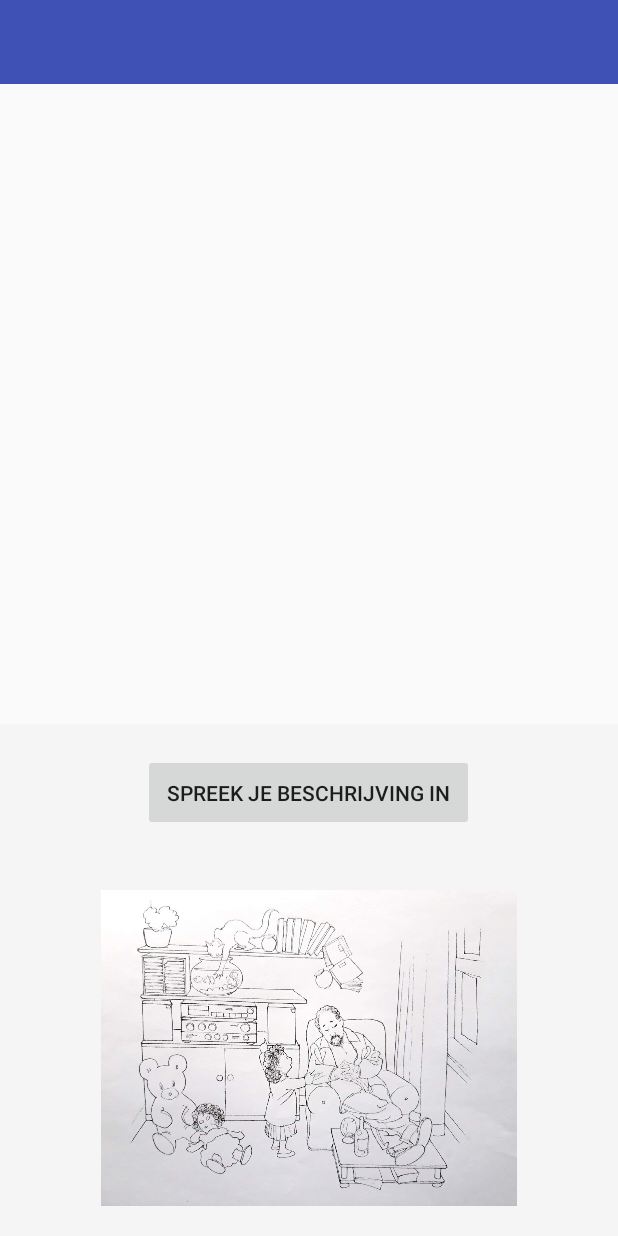
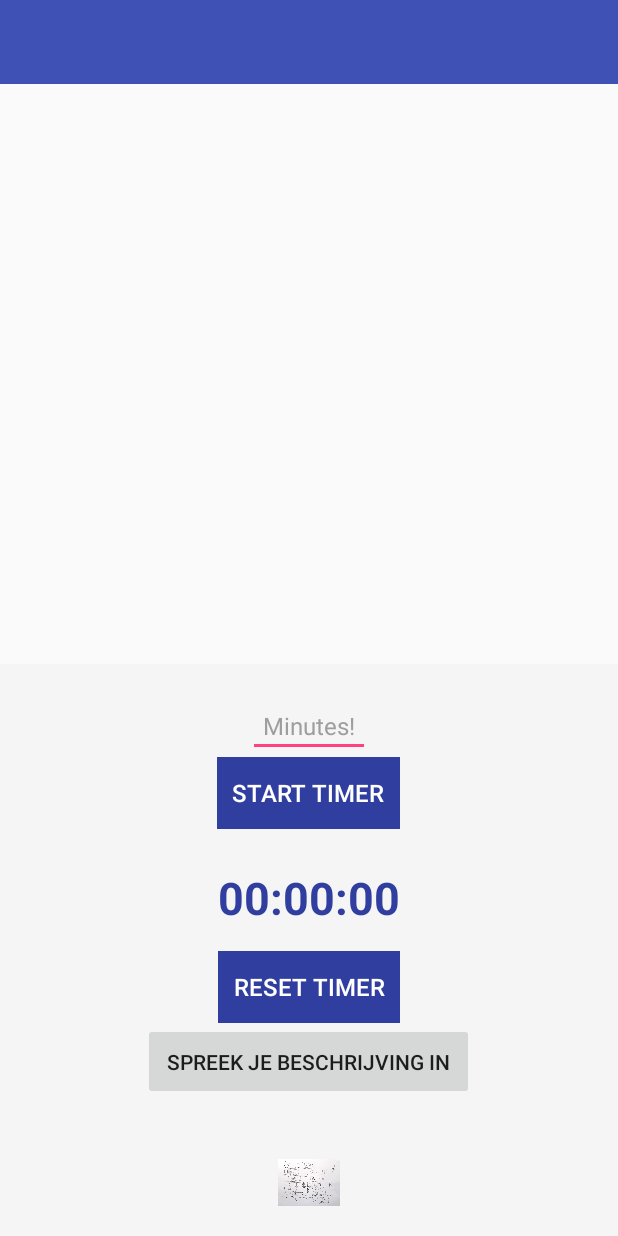
Before and after one commit to WouterDeLaet/Logopedie_2_Andreas_Aerts_Wouter_De_Laet, an Android app: the writing_test screen opened directly, with no data from a screen before it, in the options menu, after a tap on "Ga naar speecht to text", on a phone screen of 412 x 824 dp. Run offline under Robolectric (Android 15) with nearby library versions, the phone set to English and light mode, and no system bars.

Commit message:
Added timer

```diff
--- a/app/src/main/java/be/thomasmore/logopedie_2_andreas_aerst_wouter_de_laet/writing_test.java
+++ b/app/src/main/java/be/thomasmore/logopedie_2_andreas_aerst_wouter_de_laet/writing_test.java
@@ -2,6 +2,7 @@ package be.thomasmore.logopedie_2_andreas_aerst_wouter_de_laet;
 
 import android.content.Intent;
 import android.os.Bundle;
+import android.os.CountDownTimer;
 import android.support.design.widget.FloatingActionButton;
 import android.support.design.widget.Snackbar;
 import android.support.v7.app.AppCompatActivity;
@@ -10,8 +11,18 @@ import android.view.Menu;
 import android.view.MenuInflater;
 import android.view.MenuItem;
 import android.view.View;
+import android.widget.Button;
+import android.widget.EditText;
+import android.widget.TextView;
+import android.widget.Toast;
 
-public class writing_test extends AppCompatActivity {
+import java.util.concurrent.TimeUnit;
+
+public class writing_test extends AppCompatActivity implements View.OnClickListener {
+    private static TextView countdownTimerText;
+    private static EditText minutes;
+    private static Button startTimer, resetTimer;
+    private static CountDownTimer countDownTimer;
 
     @Override
     protected void onCreate(Bundle savedInstanceState) {
@@ -19,6 +30,12 @@ public class writing_test extends AppCompatActivity {
         setContentView(R.layout.activity_writing_test);
         Toolbar toolbar = (Toolbar) findViewById(R.id.toolbar);
         setSupportActionBar(toolbar);
+        countdownTimerText = (TextView) findViewById(R.id.countdownText);
+        minutes = (EditText) findViewById(R.id.enterMinutes);
+        startTimer = (Button) findViewById(R.id.startTimer);
+        resetTimer = (Button) findViewById(R.id.resetTimer);
+
+        setListeners();
     }
 
     @Override
@@ -46,4 +63,64 @@ public class writing_test extends AppCompatActivity {
         Intent intent = new Intent(this, StartScherm.class);
         startActivity(intent);
     }
+    //Set Listeners over button
+    private void setListeners() {
+        startTimer.setOnClickListener(this);
+        resetTimer.setOnClickListener(this);
+    }
+
+    @Override
+    public void onClick(View v) {
+        switch (v.getId()) {
+            case R.id.startTimer:
+                //If CountDownTimer is null then start timer
+                if (countDownTimer == null) {
+                    String getMinutes = minutes.getText().toString();//Get minutes from edittexf
+                    //Check validation over edittext
+                    if (!getMinutes.equals("") && getMinutes.length() > 0) {
+                        int noOfMinutes = Integer.parseInt(getMinutes) * 60 * 1000;//Convert minutes into milliseconds
+                        startTimer(noOfMinutes);//start countdown
+                        startTimer.setText(getString(R.string.stop_timer));//Change Text
+                    } else
+                        Toast.makeText(writing_test.this, "Gelieve het aantal minuten in te geven", Toast.LENGTH_SHORT).show();//Display toast if edittext is empty
+                } else {
+                    //Else stop timer and change text
+                    stopCountdown();
+                    startTimer.setText(getString(R.string.start_timer));
+                }
+                break;
+            case R.id.resetTimer:
+                stopCountdown();//stop count down
+                startTimer.setText(getString(R.string.start_timer));//Change text to Start Timer
+                countdownTimerText.setText(getString(R.string.timer));//Change Timer text
+                break;
+        }
+    }
+
+    //Stop Countdown method
+    private void stopCountdown() {
+        if (countDownTimer != null) {
+            countDownTimer.cancel();
+            countDownTimer = null;
+        }
+    }
+
+    //Start Countodwn method
+    private void startTimer(int noOfMinutes) {
+        countDownTimer = new CountDownTimer(noOfMinutes, 1000) {
+            public void onTick(long millisUntilFinished) {
+                long millis = millisUntilFinished;
+                //Convert milliseconds into hour,minute and seconds
+                String hms = String.format("%02d:%02d:%02d", TimeUnit.MILLISECONDS.toHours(millis), TimeUnit.MILLISECONDS.toMinutes(millis) - TimeUnit.HOURS.toMinutes(TimeUnit.MILLISECONDS.toHours(millis)), TimeUnit.MILLISECONDS.toSeconds(millis) - TimeUnit.MINUTES.toSeconds(TimeUnit.MILLISECONDS.toMinutes(millis)));
+                countdownTimerText.setText(hms);//set text
+            }
+
+            public void onFinish() {
+                countdownTimerText.setText("TIJD IS OP!!"); //On finish change timer text
+                countDownTimer = null;//set CountDownTimer to null
+                startTimer.setText(getString(R.string.start_timer));//Change button text
+            }
+        }.start();
+
+    }
 }
--- a/app/src/main/res/layout/content_writing_test.xml
+++ b/app/src/main/res/layout/content_writing_test.xml
@@ -28,11 +28,10 @@
                 android:layout_width="match_parent"
                 android:layout_height="match_parent" />
         </ScrollView>
-
         <LinearLayout
             android:id="@+id/btnSpeakContainer"
             android:layout_width="match_parent"
-            android:layout_height="341dp"
+            android:layout_height="381dp"
             android:layout_alignParentBottom="true"
             android:layout_alignParentLeft="true"
             android:layout_alignParentStart="true"
@@ -40,7 +39,55 @@
             android:gravity="center_horizontal"
             android:orientation="vertical"
             android:padding="20dp">
+            <EditText
+                android:id="@+id/enterMinutes"
+                android:layout_width="wrap_content"
+                android:layout_height="wrap_content"
+                android:layout_alignParentLeft="true"
+                android:layout_centerVertical="true"
+                android:layout_marginLeft="10dp"
+                android:layout_marginRight="10dp"
+                android:layout_toLeftOf="@+id/startTimer"
+                android:hint="@string/enter_minutes"
+                android:padding="10dp"
+                android:maxLength="4"
+                android:inputType="number"
+                android:textSize="16sp"
+                android:gravity="center"
+                android:textColor="#000000"
+                android:textColorHint="#9E9E9E"
+                />
 
+            <Button
+                android:id="@+id/startTimer"
+                android:layout_width="wrap_content"
+                android:layout_height="wrap_content"
+                android:background="@color/colorPrimaryDark"
+                android:padding="10dp"
+                android:textColor="#ffffff"
+                android:textSize="16sp"
+                android:text="@string/start_timer" />
+            <TextView
+                android:layout_width="wrap_content"
+                android:layout_height="wrap_content"
+                android:id="@+id/countdownText"
+                android:gravity="center"
+                android:layout_gravity="center_horizontal"
+                android:textSize="30sp"
+                android:text="@string/timer"
+                android:layout_marginTop="25dp"
+                android:textStyle="bold"
+                android:textColor="@color/colorPrimaryDark"/>
+            <Button
+                android:id="@+id/resetTimer"
+                android:layout_width="wrap_content"
+                android:layout_height="wrap_content"
+                android:layout_marginTop="15dp"
+                android:background="@color/colorPrimaryDark"
+                android:padding="10dp"
+                android:textColor="#ffffff"
+                android:textSize="16sp"
+                android:text="@string/reset_timer" />
             <Button
                 android:id="@+id/btnSpeak"
                 android:layout_width="wrap_content"
@@ -63,5 +110,4 @@
                 android:src="@drawable/situatieplaat" />
         </LinearLayout>
     </RelativeLayout>
-
 </android.support.constraint.ConstraintLayout>
--- a/app/src/main/res/values/strings.xml
+++ b/app/src/main/res/values/strings.xml
@@ -22,4 +22,9 @@
     <string name="nav_header_desc">Navigation header</string>
     <string name="drawer_open">Open navigation drawer</string>
     <string name="drawer_close">Close navigation drawer</string>
+    <string name="enter_minutes">Minutes!</string>
+    <string name="start_timer">Start Timer</string>
+    <string name="stop_timer">Stop Timer</string>
+    <string name="reset_timer">Reset Timer</string>
+    <string name="timer">00:00:00</string>
 </resources>
```
